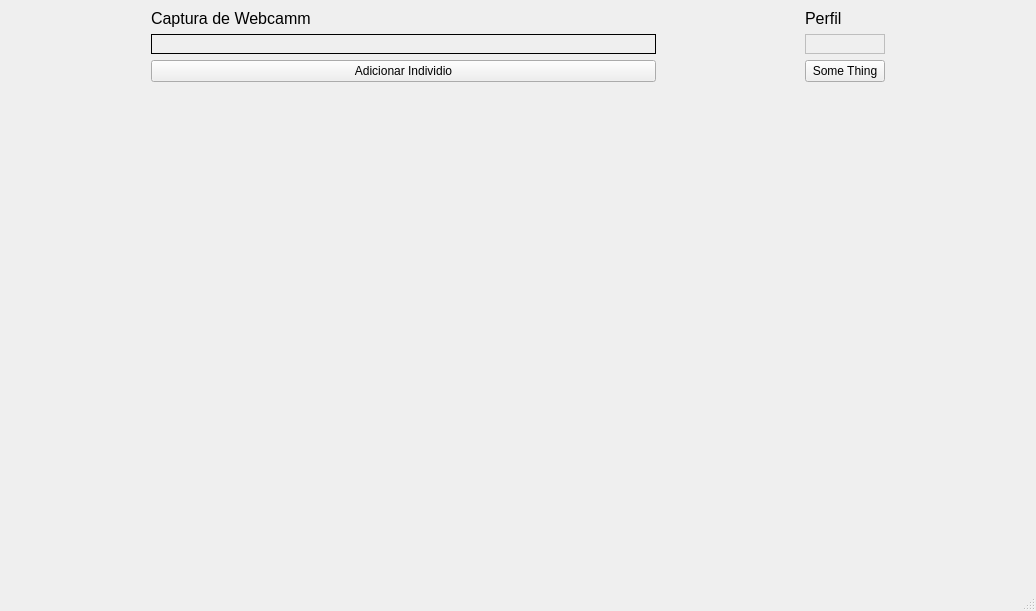
Above: mainwindows.ui from tiagoaleff/face-recognition before the change. Below: the same form after it.
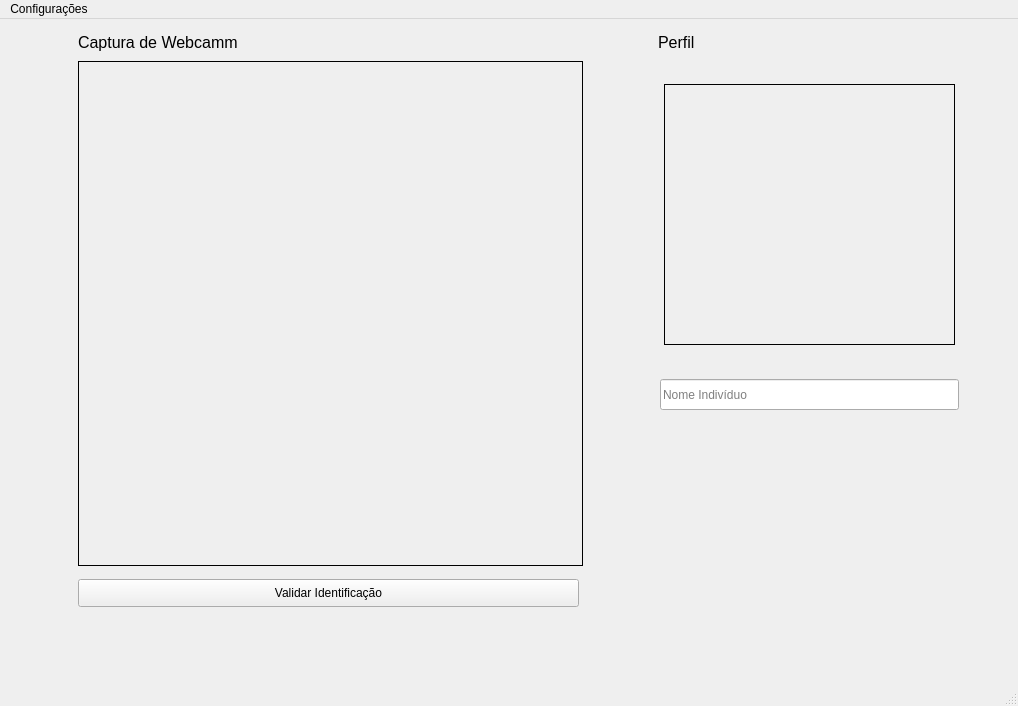
That is the form after the change. Icons and pictures are not drawn.

```diff
--- a/mainwindows.ui
+++ b/mainwindows.ui
@@ -6,8 +6,8 @@
    <rect>
     <x>0</x>
     <y>0</y>
-    <width>1036</width>
-    <height>611</height>
+    <width>1018</width>
+    <height>706</height>
    </rect>
   </property>
   <property name="windowTitle">
@@ -18,22 +18,15 @@
     <normaloff>img/profile.jpg</normaloff>img/profile.jpg</iconset>
   </property>
   <widget class="QWidget" name="centralwidget">
-   <layout class="QGridLayout" name="gridLayout">
-    <item row="1" column="2">
-     <spacer name="horizontalSpacer">
-      <property name="orientation">
-       <enum>Qt::Horizontal</enum>
-      </property>
-      <property name="sizeHint" stdset="0">
-       <size>
-        <width>40</width>
-        <height>20</height>
-       </size>
-      </property>
-     </spacer>
-    </item>
-    <item row="0" column="3">
      <widget class="QLabel" name="label_2">
+    <property name="geometry">
+     <rect>
+      <x>658</x>
+      <y>11</y>
+      <width>45</width>
+      <height>24</height>
+     </rect>
+    </property>
       <property name="font">
        <font>
         <pointsize>12</pointsize>
@@ -43,22 +36,15 @@
        <string>Perfil</string>
       </property>
      </widget>
-    </item>
-    <item row="1" column="4">
-     <spacer name="horizontalSpacer_2">
-      <property name="orientation">
-       <enum>Qt::Horizontal</enum>
-      </property>
-      <property name="sizeHint" stdset="0">
-       <size>
-        <width>40</width>
-        <height>20</height>
-       </size>
-      </property>
-     </spacer>
-    </item>
-    <item row="0" column="1">
      <widget class="QLabel" name="label">
+    <property name="geometry">
+     <rect>
+      <x>78</x>
+      <y>11</y>
+      <width>198</width>
+      <height>24</height>
+     </rect>
+    </property>
       <property name="font">
        <font>
         <pointsize>12</pointsize>
@@ -68,15 +54,27 @@
        <string>Captura de Webcamm</string>
       </property>
      </widget>
-    </item>
-    <item row="1" column="1">
      <widget class="QLabel" name="imgLabel">
+    <property name="geometry">
+     <rect>
+      <x>78</x>
+      <y>42</y>
+      <width>505</width>
+      <height>505</height>
+     </rect>
+    </property>
       <property name="minimumSize">
        <size>
         <width>505</width>
-        <height>0</height>
-       </size>
-      </property>
+      <height>505</height>
+     </size>
+    </property>
+    <property name="maximumSize">
+     <size>
+      <width>505</width>
+      <height>505</height>
+     </size>
+    </property>
       <property name="frameShape">
        <enum>QFrame::Box</enum>
       </property>
@@ -84,12 +82,44 @@
        <string/>
       </property>
      </widget>
-    </item>
-    <item row="1" column="3">
-     <widget class="QLabel" name="imgLabel_2">
-      <property name="enabled">
-       <bool>false</bool>
-      </property>
+   <widget class="QPushButton" name="validarIndividuoButton">
+    <property name="geometry">
+     <rect>
+      <x>78</x>
+      <y>560</y>
+      <width>501</width>
+      <height>28</height>
+     </rect>
+    </property>
+    <property name="text">
+     <string>Validar Identificação</string>
+    </property>
+   </widget>
+   <widget class="QLineEdit" name="novoIndividuoTextEdit">
+    <property name="geometry">
+     <rect>
+      <x>660</x>
+      <y>360</y>
+      <width>299</width>
+      <height>31</height>
+     </rect>
+    </property>
+    <property name="text">
+     <string/>
+    </property>
+    <property name="placeholderText">
+     <string>Nome Indivíduo</string>
+    </property>
+   </widget>
+   <widget class="QLabel" name="identidadeLabel">
+    <property name="geometry">
+     <rect>
+      <x>664</x>
+      <y>65</y>
+      <width>291</width>
+      <height>261</height>
+     </rect>
+    </property>
       <property name="frameShape">
        <enum>QFrame::Box</enum>
       </property>
@@ -103,71 +133,24 @@
        <bool>true</bool>
       </property>
      </widget>
-    </item>
-    <item row="1" column="0">
-     <spacer name="horizontalSpacer_3">
-      <property name="orientation">
-       <enum>Qt::Horizontal</enum>
-      </property>
-      <property name="sizeHint" stdset="0">
-       <size>
-        <width>40</width>
-        <height>20</height>
-       </size>
-      </property>
-     </spacer>
-    </item>
-    <item row="4" column="3">
-     <spacer name="verticalSpacer_2">
-      <property name="orientation">
-       <enum>Qt::Vertical</enum>
-      </property>
-      <property name="sizeHint" stdset="0">
-       <size>
-        <width>20</width>
-        <height>40</height>
-       </size>
-      </property>
-     </spacer>
-    </item>
-    <item row="2" column="1">
-     <widget class="QPushButton" name="adicionarDialogButton">
-      <property name="text">
-       <string>Adicionar Individio</string>
-      </property>
-     </widget>
-    </item>
-    <item row="3" column="1" rowspan="2">
-     <spacer name="verticalSpacer">
-      <property name="orientation">
-       <enum>Qt::Vertical</enum>
-      </property>
-      <property name="sizeHint" stdset="0">
-       <size>
-        <width>20</width>
-        <height>40</height>
-       </size>
-      </property>
-     </spacer>
-    </item>
-    <item row="2" column="3">
-     <widget class="QPushButton" name="pushButton">
-      <property name="text">
-       <string>Some Thing</string>
-      </property>
-     </widget>
-    </item>
-   </layout>
   </widget>
   <widget class="QMenuBar" name="menubar">
    <property name="geometry">
     <rect>
      <x>0</x>
      <y>0</y>
-     <width>1036</width>
-     <height>21</height>
+     <width>1018</width>
+     <height>26</height>
     </rect>
    </property>
+   <widget class="QMenu" name="menuConfigura_es">
+    <property name="title">
+     <string>Configurações</string>
+    </property>
+    <addaction name="adicionarNovoIndividuoAction"/>
+    <addaction name="treinarIndividuosAction"/>
+   </widget>
+   <addaction name="menuConfigura_es"/>
   </widget>
   <widget class="QStatusBar" name="statusbar"/>
  </widget>
```
Left out of the diff: 13 changed lines with no effect on the pictures. Lines whose indentation alone changed are shown as unchanged.
